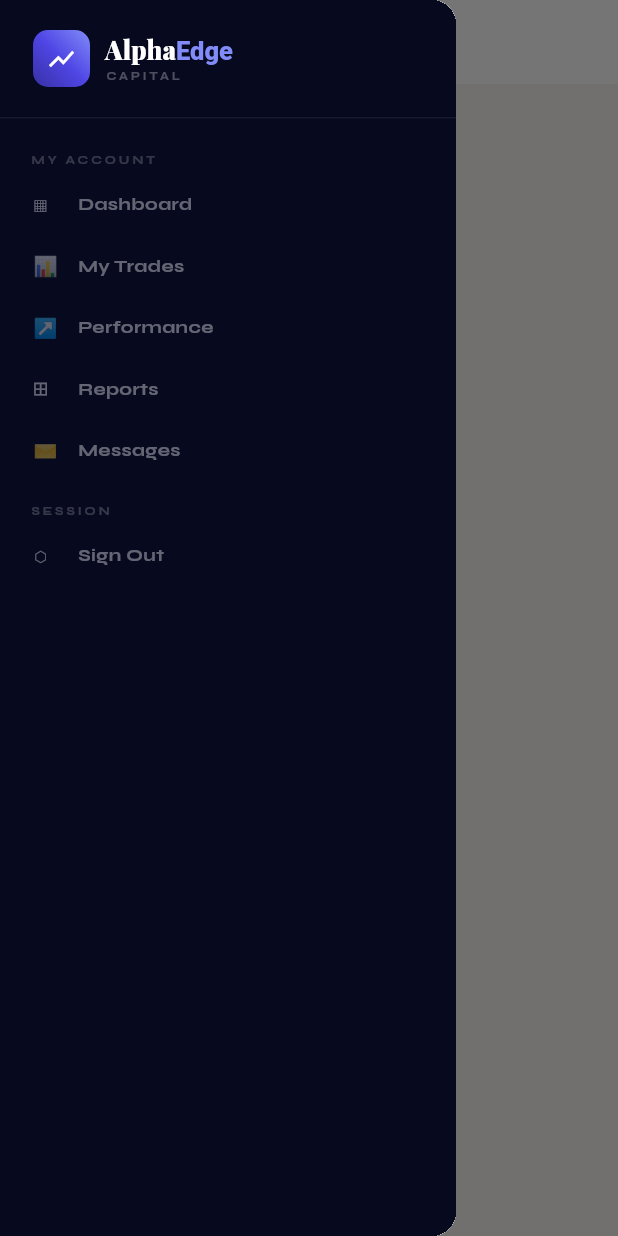
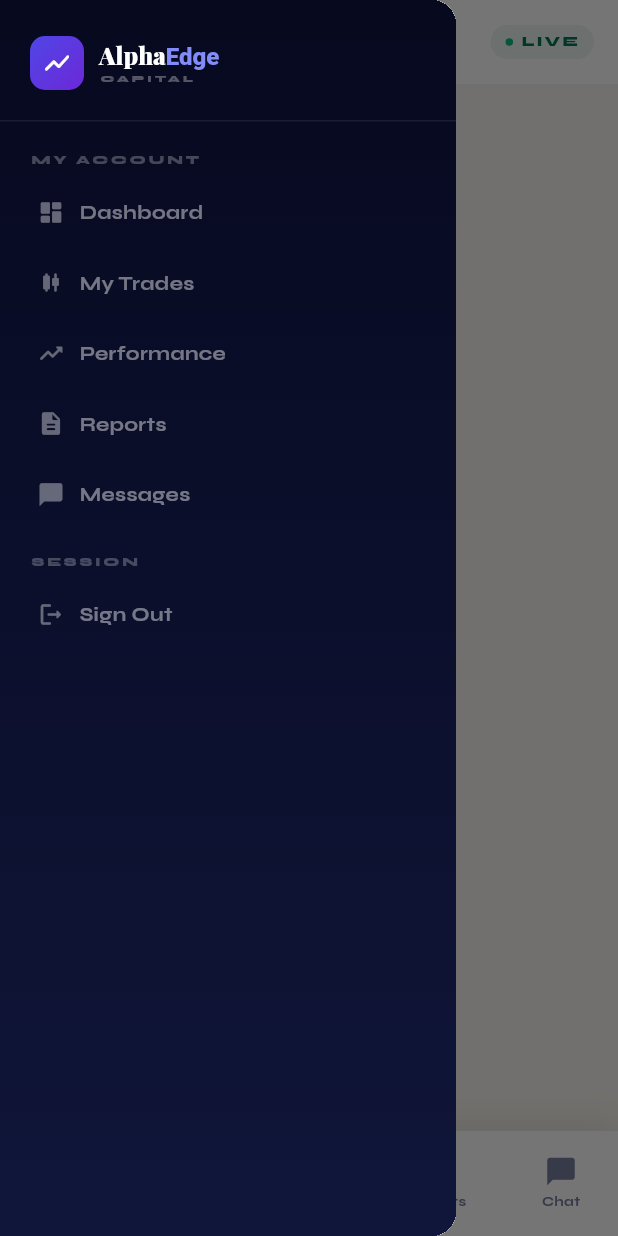
Before and after one commit to arsalsohrabkhan/Edgealpha-APP2, a Flutter app: the ClientScaffold screen opened directly with empty values, with the side drawer open, on a phone screen of 412 x 824 dp. Run offline on Flutter 3.47's test engine with Material 3 defaults, Android fonts, the phone set to English and light mode, and no system bars; our stand-ins replace cloud_firestore, firebase_core, fl_chart, flutter_animate, go_router, google_fonts; accounts and stored records are empty.

Commit message:
Add files via upload

```diff
--- a/lib/widgets/sidebar.dart
+++ b/lib/widgets/sidebar.dart
@@ -4,334 +4,209 @@ import 'package:provider/provider.dart';
 import '../services/firebase_service.dart';
 import '../theme/app_theme.dart';
 
+// ── Sidebar (desktop only) ────────────────────────────────
 class AESidebar extends StatelessWidget {
-  final String active; // 'dashboard' | 'trades' | 'performance' | 'reports' | 'messages'
-
+  final String active;
   const AESidebar({super.key, required this.active});
 
   @override
   Widget build(BuildContext context) {
-    final auth   = context.watch<AuthService>();
-    final client = auth.client;
-
+    final client = context.watch<AuthService>().client;
     final navItems = [
-      _NavItem(icon: '▦',  label: 'Dashboard',   route: '/dashboard'),
-      _NavItem(icon: '📊', label: 'My Trades',    route: '/trades'),
-      _NavItem(icon: '↗',  label: 'Performance',  route: '/performance'),
-      _NavItem(icon: '⊞',  label: 'Reports',      route: '/reports'),
-      _NavItem(icon: '✉',  label: 'Messages',     route: '/messages'),
+      _N('dashboard',   Icons.dashboard_rounded,       'Dashboard'),
+      _N('mytrades',    Icons.candlestick_chart_rounded,'My Trades'),
+      _N('performance', Icons.trending_up_rounded,      'Performance'),
+      _N('reports',     Icons.description_rounded,      'Reports'),
+      _N('messages',    Icons.chat_bubble_rounded,      'Messages'),
     ];
 
     return Container(
       width: 240,
-      color: AETheme.ink,
-      child: Column(
-        children: [
+      decoration: const BoxDecoration(
+        gradient: LinearGradient(
+          begin: Alignment.topCenter, end: Alignment.bottomCenter,
+          colors: [AETheme.ink, AETheme.ink2],
+        ),
+      ),
+      child: Column(children: [
         // Logo
         Container(
-            padding: const EdgeInsets.symmetric(horizontal: 22, vertical: 20),
+          padding: const EdgeInsets.fromLTRB(20, 24, 20, 20),
           decoration: const BoxDecoration(
-              border: Border(bottom: BorderSide(color: Color(0x10FFFFFF))),
+              border: Border(bottom: BorderSide(color: Color(0x12FFFFFF)))),
+          child: Row(children: [
+            Container(
+              width: 36, height: 36,
+              decoration: BoxDecoration(
+                gradient: AETheme.indigoGradient,
+                borderRadius: BorderRadius.circular(10),
               ),
-            child: Row(
-              children: [
-                _LogoMark(),
+              child: const Icon(Icons.show_chart_rounded, color: Colors.white, size: 20),
+            ),
             const SizedBox(width: 10),
-                Column(
-                  crossAxisAlignment: CrossAxisAlignment.start,
-                  children: [
-                    RichText(
-                      text: TextSpan(
-                        style: AETheme.fraunces(size: 17, color: Colors.white),
+            Column(crossAxisAlignment: CrossAxisAlignment.start, children: [
+              RichText(text: TextSpan(
+                style: AETheme.fraunces(size: 16, color: Colors.white),
                 children: const [
                   TextSpan(text: 'Alpha'),
-                          TextSpan(
-                            text: 'Edge',
-                            style: TextStyle(color: Color(0xFF818CF8)),
+                  TextSpan(text: 'Edge', style: TextStyle(color: AETheme.indigo3)),
+                ],
+              )),
+              Text('CAPITAL', style: AETheme.syne(
+                  size: 7, color: const Color(0x50FFFFFF),
+                  weight: FontWeight.w800, letterSpacing: 2)),
+            ]),
+          ]),
         ),
-                        ],
+        // Nav
+        Expanded(child: ListView(padding: const EdgeInsets.only(top: 12), children: [
+          Padding(
+            padding: const EdgeInsets.fromLTRB(20, 8, 20, 6),
+            child: Text('MY ACCOUNT', style: AETheme.syne(
+                size: 8, color: const Color(0x40FFFFFF),
+                weight: FontWeight.w800, letterSpacing: 2)),
           ),
+          ...navItems.map((n) => _SidebarTile(item: n, active: active == n.key)),
+          Padding(
+            padding: const EdgeInsets.fromLTRB(20, 16, 20, 6),
+            child: Text('SESSION', style: AETheme.syne(
+                size: 8, color: const Color(0x40FFFFFF),
+                weight: FontWeight.w800, letterSpacing: 2)),
           ),
-                    Text(
-                      'CAPITAL',
-                      style: AETheme.syne(
-                        size: 7.5,
-                        color: const Color(0x48FFFFFF),
-                        letterSpacing: 2,
+          _SidebarTile(
+            item: _N('signout', Icons.logout_rounded, 'Sign Out'),
+            active: false,
+            onTap: () { context.read<AuthService>().logout(); context.go('/login'); },
           ),
-                    ),
-                  ],
-                ),
-              ],
-            ),
-          ),
-
-          // Nav section label
-          Expanded(
-            child: ListView(
-              padding: const EdgeInsets.only(top: 8, bottom: 8),
-              children: [
-                _SectionLabel('My Account'),
-                ...navItems.map((item) => _NavTile(
-                      item:   item,
-                      active: active == item.label.toLowerCase().replaceAll(' ', ''),
-                    )),
-                _SectionLabel('Session'),
-                _NavTile(
-                  item: _NavItem(icon: '⬡', label: 'Sign Out', route: '/login'),
-                  active: false,
-                  onTap: () {
-                    context.read<AuthService>().logout();
-                    context.go('/login');
-                  },
-                ),
-              ],
-            ),
-          ),
-
-          // User bottom
+        ])),
+        // User
         if (client != null)
           Container(
-              padding: const EdgeInsets.all(14),
+            padding: const EdgeInsets.all(16),
             decoration: const BoxDecoration(
-                border: Border(top: BorderSide(color: Color(0x10FFFFFF))),
-              ),
-              child: Row(
-                children: [
+                border: Border(top: BorderSide(color: Color(0x12FFFFFF)))),
+            child: Row(children: [
               CircleAvatar(
-                    radius: 16,
-                    backgroundColor: Color(client.colorValue),
-                    child: Text(
-                      client.initials,
-                      style: const TextStyle(
-                        color: Colors.white,
-                        fontSize: 11,
-                        fontWeight: FontWeight.w800,
-                      ),
-                    ),
+                radius: 18, backgroundColor: Color(client.colorValue),
+                child: Text(client.initials, style: AETheme.syne(
+                    size: 11, color: Colors.white, weight: FontWeight.w800)),
               ),
               const SizedBox(width: 10),
-                  Column(
-                    crossAxisAlignment: CrossAxisAlignment.start,
-                    children: [
-                      Text(
-                        client.fullName,
-                        style: AETheme.syne(size: 12, color: const Color(0xCCFFFFFF)),
+              Expanded(child: Column(crossAxisAlignment: CrossAxisAlignment.start, children: [
+                Text(client.fullName, style: AETheme.syne(
+                    size: 12, color: const Color(0xD9FFFFFF), weight: FontWeight.w700),
+                    overflow: TextOverflow.ellipsis),
+                Text('Private Client', style: AETheme.syne(
+                    size: 9, color: const Color(0x50FFFFFF))),
+              ])),
+            ]),
           ),
-                      Text(
-                        'Private Client',
-                        style: AETheme.syne(size: 9, color: const Color(0x48FFFFFF)),
+      ]),
+    );
+  }
+}
+
+class _N { final String key; final IconData icon; final String label;
+  const _N(this.key, this.icon, this.label); }
+
+class _SidebarTile extends StatelessWidget {
+  final _N item; final bool active; final VoidCallback? onTap;
+  const _SidebarTile({required this.item, required this.active, this.onTap});
+  @override
+  Widget build(BuildContext context) {
+    final routes = {
+      'dashboard': '/dashboard', 'mytrades': '/trades',
+      'performance': '/performance', 'reports': '/reports', 'messages': '/messages',
+    };
+    return GestureDetector(
+      onTap: onTap ?? () => context.go(routes[item.key] ?? '/dashboard'),
+      child: AnimatedContainer(
+        duration: const Duration(milliseconds: 180),
+        margin: const EdgeInsets.symmetric(horizontal: 10, vertical: 2),
+        padding: const EdgeInsets.symmetric(horizontal: 14, vertical: 11),
+        decoration: BoxDecoration(
+          color: active ? const Color(0x1A4F46E5) : Colors.transparent,
+          borderRadius: BorderRadius.circular(12),
+          border: Border.all(color: active ? const Color(0x304F46E5) : Colors.transparent),
         ),
-                    ],
-                  ),
-                ],
-              ),
-            ),
-        ],
+        child: Row(children: [
+          Icon(item.icon, size: 18,
+              color: active ? AETheme.indigo3 : const Color(0x60FFFFFF)),
+          const SizedBox(width: 10),
+          Text(item.label, style: AETheme.syne(
+              size: 13, weight: FontWeight.w700,
+              color: active ? Colors.white : const Color(0x70FFFFFF))),
+        ]),
       ),
     );
   }
 }
 
-class _LogoMark extends StatelessWidget {
-  @override
-  Widget build(BuildContext context) {
-    return Container(
-      width: 38,
-      height: 38,
-      decoration: BoxDecoration(
-        gradient: const LinearGradient(
-          begin: Alignment.bottomLeft,
-          end: Alignment.topRight,
-          colors: [Color(0xFF3730A3), Color(0xFF4F46E5), Color(0xFF818CF8)],
-        ),
-        borderRadius: BorderRadius.circular(10),
-      ),
-      child: const Icon(Icons.show_chart, color: Colors.white, size: 20),
-    );
-  }
-}
-
-class _NavItem {
-  final String icon;
-  final String label;
-  final String route;
-  const _NavItem({required this.icon, required this.label, required this.route});
-}
-
-class _NavTile extends StatelessWidget {
-  final _NavItem item;
-  final bool     active;
-  final VoidCallback? onTap;
-
-  const _NavTile({required this.item, required this.active, this.onTap});
+// ── Bottom Nav Bar (mobile) ───────────────────────────────
+class AEBottomNav extends StatelessWidget {
+  final String active;
+  const AEBottomNav({super.key, required this.active});
 
   @override
   Widget build(BuildContext context) {
+    final items = [
+      _N('dashboard',   Icons.dashboard_rounded,        'Home'),
+      _N('mytrades',    Icons.candlestick_chart_rounded, 'Trades'),
+      _N('performance', Icons.trending_up_rounded,       'Stats'),
+      _N('reports',     Icons.description_rounded,       'Reports'),
+      _N('messages',    Icons.chat_bubble_rounded,       'Chat'),
+    ];
+    final routes = ['/dashboard','/trades','/performance','/reports','/messages'];
+
+    return Container(
+      decoration: BoxDecoration(
+        color: AETheme.white,
+        boxShadow: [BoxShadow(
+            color: Colors.black.withValues(alpha: 0.1),
+            blurRadius: 20, offset: const Offset(0, -4))],
+      ),
+      child: SafeArea(
+        top: false,
+        child: Padding(
+          padding: const EdgeInsets.symmetric(vertical: 8),
+          child: Row(
+            mainAxisAlignment: MainAxisAlignment.spaceAround,
+            children: List.generate(items.length, (i) {
+              final isActive = active == items[i].key;
               return GestureDetector(
-      onTap: onTap ?? () => context.go(item.route),
+                onTap: () => context.go(routes[i]),
                 child: AnimatedContainer(
                   duration: const Duration(milliseconds: 200),
-        margin: const EdgeInsets.symmetric(horizontal: 0, vertical: 1),
-        padding: const EdgeInsets.symmetric(horizontal: 20, vertical: 10),
+                  padding: const EdgeInsets.symmetric(horizontal: 14, vertical: 8),
                   decoration: BoxDecoration(
-          color: active ? const Color(0x1F4F46E5) : Colors.transparent,
-          border: Border(
-            left: BorderSide(
-              color: active ? const Color(0xFF4F46E5) : Colors.transparent,
-              width: 2,
+                    color: isActive ? const Color(0x124F46E5) : Colors.transparent,
+                    borderRadius: BorderRadius.circular(12),
                   ),
+                  child: Column(mainAxisSize: MainAxisSize.min, children: [
+                    Icon(items[i].icon, size: 22,
+                        color: isActive ? AETheme.indigo2 : AETheme.muted),
+                    const SizedBox(height: 3),
+                    Text(items[i].label, style: AETheme.syne(
+                        size: 9, weight: FontWeight.w700,
+                        color: isActive ? AETheme.indigo2 : AETheme.muted)),
+                  ]),
                 ),
+              );
+            }),
           ),
-        child: Row(
-          children: [
-            SizedBox(
-              width: 20,
-              child: Text(
-                item.icon,
-                style: TextStyle(
-                  fontSize: 13,
-                  color: active ? Colors.white : const Color(0x60FFFFFF),
-                ),
-              ),
-            ),
-            const SizedBox(width: 10),
-            Text(
-              item.label,
-              style: AETheme.syne(
-                size: 12,
-                color: active ? Colors.white : const Color(0x60FFFFFF),
-              ),
-            ),
-          ],
         ),
       ),
     );
   }
 }
 
-class _SectionLabel extends StatelessWidget {
-  final String label;
-  const _SectionLabel(this.label);
-
-  @override
-  Widget build(BuildContext context) {
-    return Padding(
-      padding: const EdgeInsets.fromLTRB(20, 14, 20, 4),
-      child: Text(
-        label.toUpperCase(),
-        style: AETheme.syne(
-          size: 8,
-          color: const Color(0x30FFFFFF),
-          letterSpacing: 2,
-        ),
-      ),
-    );
-  }
-}
-
-// ── Top bar reused across client screens ──────────────────
-class AETopBar extends StatelessWidget implements PreferredSizeWidget {
-  final String title;
-  final String subtitle;
-
-  const AETopBar({super.key, required this.title, required this.subtitle});
-
-  @override
-  Size get preferredSize => const Size.fromHeight(60);
-
-  @override
-  Widget build(BuildContext context) {
-    final now = DateTime.now();
-    final dateStr = '${_weekday(now.weekday)}, ${_month(now.month)} ${now.day}, ${now.year}';
-
-    return Container(
-      height: 60,
-      decoration: const BoxDecoration(
-        color: Color(0xF7F7F5EF),
-        border: Border(bottom: BorderSide(color: Color(0x14070921))),
-      ),
-      padding: const EdgeInsets.symmetric(horizontal: 28),
-      child: Row(
-        mainAxisAlignment: MainAxisAlignment.spaceBetween,
-        children: [
-          Column(
-            mainAxisAlignment: MainAxisAlignment.center,
-            crossAxisAlignment: CrossAxisAlignment.start,
-            children: [
-              Text(title, style: AETheme.fraunces(size: 17)),
-              Text(subtitle, style: AETheme.syne(size: 11, color: AETheme.muted, weight: FontWeight.w400)),
-            ],
-          ),
-          Row(
-            children: [
-              Container(
-                padding: const EdgeInsets.symmetric(horizontal: 12, vertical: 5),
-                decoration: BoxDecoration(
-                  color: AETheme.bg2,
-                  borderRadius: BorderRadius.circular(7),
-                  border: Border.all(color: const Color(0x12070921)),
-                ),
-                child: Text(dateStr, style: AETheme.syne(size: 11, color: AETheme.muted, weight: FontWeight.w600)),
-              ),
-              const SizedBox(width: 10),
-              _LivePill(),
-            ],
-          ),
-        ],
-      ),
-    );
-  }
-
-  String _weekday(int d) =>
-      ['','Mon','Tue','Wed','Thu','Fri','Sat','Sun'][d];
-  String _month(int m) =>
-      ['','Jan','Feb','Mar','Apr','May','Jun','Jul','Aug','Sep','Oct','Nov','Dec'][m];
-}
-
-class _LivePill extends StatelessWidget {
-  @override
-  Widget build(BuildContext context) {
-    return Container(
-      padding: const EdgeInsets.symmetric(horizontal: 12, vertical: 5),
-      decoration: BoxDecoration(
-        color: const Color(0x14047857),
-        border: Border.all(color: const Color(0x30047857)),
-        borderRadius: BorderRadius.circular(20),
-      ),
-      child: Row(
-        children: [
-          Container(
-            width: 5, height: 5,
-            decoration: const BoxDecoration(
-              color: Color(0xFF10B981),
-              shape: BoxShape.circle,
-            ),
-          ),
-          const SizedBox(width: 5),
-          Text(
-            'LIVE',
-            style: AETheme.syne(size: 9, color: AETheme.green, letterSpacing: 1.5),
-          ),
-        ],
-      ),
-    );
-  }
-}
-
-// ── Scaffold wrapper for all client screens ───────────────
+// ── Client Scaffold ───────────────────────────────────────
 class ClientScaffold extends StatelessWidget {
-  final String    active;
-  final String    title;
-  final String    subtitle;
-  final Widget    body;
-
+  final String active, title, subtitle;
+  final Widget body;
   const ClientScaffold({
-    super.key,
-    required this.active,
-    required this.title,
-    required this.subtitle,
-    required this.body,
+    super.key, required this.active, required this.title,
+    required this.subtitle, required this.body,
   });
 
   @override
@@ -339,33 +214,82 @@ class ClientScaffold extends StatelessWidget {
     final narrow = MediaQuery.of(context).size.width < 700;
     return Scaffold(
       backgroundColor: AETheme.bg,
-      drawer: narrow ? Drawer(child: AESidebar(active: active)) : null,
-      appBar: narrow
-          ? AppBar(
+      appBar: narrow ? AppBar(
         backgroundColor: AETheme.white,
-              title: Text(title, style: AETheme.fraunces(size: 16)),
-              leading: Builder(
-                builder: (ctx) => IconButton(
-                  icon: const Icon(Icons.menu, color: AETheme.ink),
+        elevation: 0,
+        leading: Builder(builder: (ctx) => IconButton(
+          icon: const Icon(Icons.menu_rounded, color: AETheme.ink, size: 24),
           onPressed: () => Scaffold.of(ctx).openDrawer(),
+        )),
+        title: Text(title.split('—').last.trim(),
+            style: AETheme.fraunces(size: 16)),
+        actions: [
+          Container(
+            margin: const EdgeInsets.only(right: 16),
+            padding: const EdgeInsets.symmetric(horizontal: 10, vertical: 5),
+            decoration: BoxDecoration(
+              color: const Color(0x14047857),
+              borderRadius: BorderRadius.circular(20),
             ),
-              ),
-            )
-          : null,
-      body: Row(
-        children: [
-          if (!narrow) AESidebar(active: active),
-          Expanded(
-            child: Column(
-              children: [
-                if (!narrow)
-                  AETopBar(title: title, subtitle: subtitle),
-                Expanded(child: body),
-              ],
-            ),
+            child: Row(mainAxisSize: MainAxisSize.min, children: [
+              Container(width: 5, height: 5,
+                  decoration: const BoxDecoration(
+                      color: AETheme.green2, shape: BoxShape.circle)),
+              const SizedBox(width: 5),
+              Text('LIVE', style: AETheme.syne(
+                  size: 9, color: AETheme.green, weight: FontWeight.w800, letterSpacing: 1.5)),
+            ]),
           ),
         ],
-      ),
+      ) : null,
+      drawer: narrow ? Drawer(child: AESidebar(active: active)) : null,
+      body: Row(children: [
+        if (!narrow) AESidebar(active: active),
+        Expanded(child: Column(children: [
+          if (!narrow) _TopBar(title: title, subtitle: subtitle),
+          Expanded(child: body),
+        ])),
+      ]),
+      bottomNavigationBar: narrow ? AEBottomNav(active: active) : null,
     );
   }
 }
+
+class _TopBar extends StatelessWidget {
+  final String title, subtitle;
+  const _TopBar({required this.title, required this.subtitle});
+  @override
+  Widget build(BuildContext context) {
+    final now = DateTime.now();
+    const wd = ['','Mon','Tue','Wed','Thu','Fri','Sat','Sun'];
+    const mo = ['','Jan','Feb','Mar','Apr','May','Jun','Jul','Aug','Sep','Oct','Nov','Dec'];
+    return Container(
+      height: 62,
+      decoration: const BoxDecoration(
+        color: AETheme.white,
+        border: Border(bottom: BorderSide(color: Color(0x0F070921))),
+      ),
+      padding: const EdgeInsets.symmetric(horizontal: 24),
+      child: Row(children: [
+        Expanded(child: Column(
+          mainAxisAlignment: MainAxisAlignment.center,
+          crossAxisAlignment: CrossAxisAlignment.start,
+          children: [
+            Text(title, style: AETheme.fraunces(size: 16)),
+            Text(subtitle, style: AETheme.syne(
+                size: 11, color: AETheme.muted, weight: FontWeight.w400)),
+          ],
+        )),
+        Container(
+          padding: const EdgeInsets.symmetric(horizontal: 12, vertical: 5),
+          decoration: BoxDecoration(
+            color: AETheme.bg2, borderRadius: BorderRadius.circular(8),
+            border: Border.all(color: const Color(0x0F070921)),
+          ),
+          child: Text('${wd[now.weekday]}, ${mo[now.month]} ${now.day}',
+              style: AETheme.syne(size: 11, color: AETheme.muted, weight: FontWeight.w600)),
+        ),
+      ]),
+    );
+  }
+}
```
Lines whose indentation alone changed are shown as unchanged.
